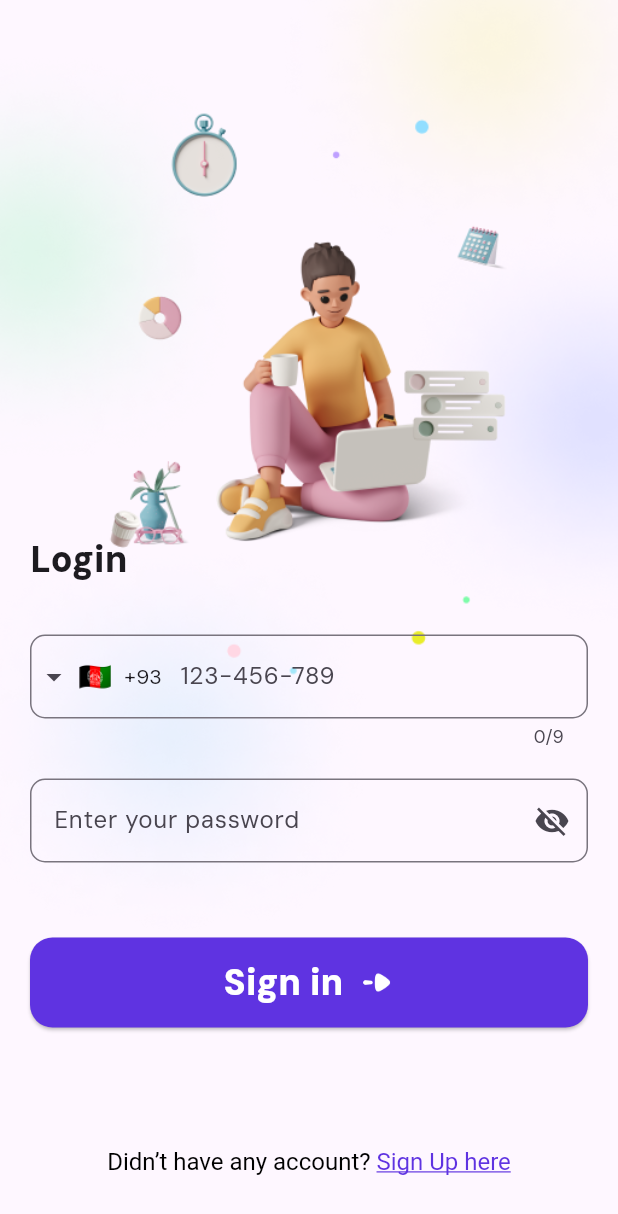
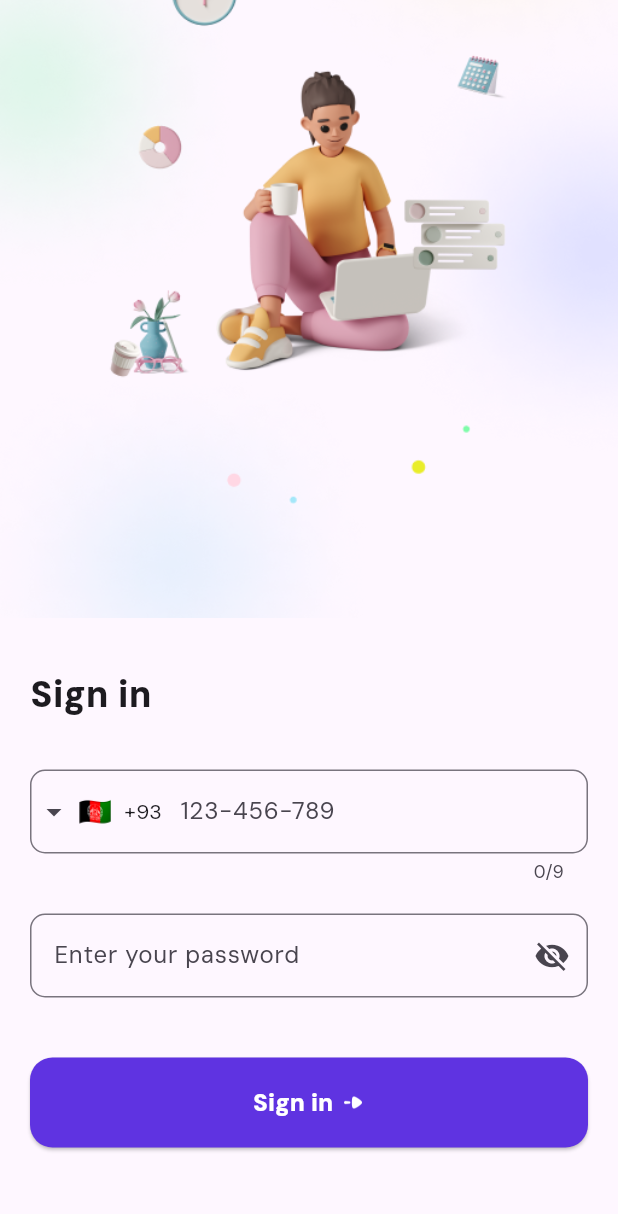
Before and after one commit to saied-rahimi/tasky-task_manager, a Flutter app: the screen it shows after launch, after a tap on "Let’s Start", on a phone screen of 412 x 824 dp. Shown: the top 1214 px of the screen. Run offline on Flutter 3.47's test engine with Material 3 defaults, Android fonts, the phone set to English and light mode, and no system bars; drawn by our look-alikes of intl_phone_field.

Commit message:
sigin page ui completed

```diff
--- a/lib/core/widgets/text_widgts.dart
+++ b/lib/core/widgets/text_widgts.dart
@@ -1,7 +1,7 @@
 import 'package:flutter/material.dart';
 
-class TitleText extends StatelessWidget {
-  const TitleText({
+class MediumTitleText extends StatelessWidget {
+  const MediumTitleText({
     required this.text,
     required this.align,
     this.style,
@@ -26,4 +26,30 @@ class TitleText extends StatelessWidget {
           ),
     );
   }
+}class SmallTitleText extends StatelessWidget {
+  const SmallTitleText({
+    required this.text,
+    required this.align,
+    this.style,
+    this.textColor,
+    super.key,
+  });
+  final String text;
+  final TextAlign align;
+  final TextStyle? style;
+  final Color? textColor;
+  @override
+  Widget build(BuildContext context) {
+    return Text(
+      text,
+      textAlign: align,
+      style: style ??
+           TextStyle(
+            color: textColor,
+            height: 1.7,
+            fontWeight: FontWeight.w900,
+            fontSize: 16,
+          ),
+    );
+  }
 }
--- a/lib/login/ui/welcome_screen.dart
+++ b/lib/login/ui/welcome_screen.dart
@@ -1,6 +1,8 @@
 import 'package:flutter/gestures.dart';
 import 'package:flutter/material.dart';
 import 'package:intl_phone_field/intl_phone_field.dart';
+import 'package:todo_app/core/widgets/drop_down.dart';
+import 'package:todo_app/core/widgets/text_field.dart';
 import 'dart:math' as math;
 import '../../core/widgets/text_widgts.dart';
 
@@ -15,7 +17,7 @@ class CustomButton extends StatelessWidget {
   @override
   Widget build(BuildContext context) {
     return Padding(
-      padding: const EdgeInsets.symmetric(vertical: 40),
+      padding: const EdgeInsets.symmetric(vertical: 30),
       child: ElevatedButton(
         style: ElevatedButton.styleFrom(
           backgroundColor: Theme.of(context).primaryColor, // Set the primary color
@@ -42,11 +44,36 @@ class _WelcomeScreenState extends State<WelcomeScreen> with WidgetsBindingObserv
   final PageController controller = PageController();
   bool _keyboardVisible = false;
   bool _isRegsterPage = false;
-
+  final List<Map<String, dynamic>> mData = [
+    {'liable': 'Name', 'hint': 'Enter your name', 'type': 'textInput', 'keyboardType': 'text'},
+    {'liable': 'Phone Number', 'hint': 'Enter your Phone Number', 'type': 'textInput', 'keyboardType': 'phoneNum'},
+    {'liable': 'Year of experience', 'hint': 'Enter your experience', 'type': 'textInput', 'keyboardType': 'int'},
+    {
+      'hint': 'Select Experience Level',
+      'type': 'select',
+      'experienceLevels': ['Beginner', 'Intermediate', 'Advanced', 'Expert'],
+    },
+    {'liable': 'Address', 'hint': 'Enter your address', 'type': 'textInput', 'keyboardType': 'text'},
+    {'liable': 'Password', 'hint': 'Enter your password', 'type': 'textInput', 'keyboardType': 'password'},
+  ];
+  var _pageIndex = 0;
+  final List<String> experienceLevels = ['Beginner', 'Intermediate', 'Advanced', 'Expert'];
+  String? selectedLevel;
+  List<TextEditingController> textControllerList = [];
+  late TextEditingController phoneController;
+  late TextEditingController passwordController;
   @override
   void initState() {
     super.initState();
     WidgetsBinding.instance.addObserver(this); // Add the observer
+    phoneController = TextEditingController();
+    passwordController = TextEditingController();
+    List.generate(
+      mData.length,
+      (index) => textControllerList.add(
+        TextEditingController(),
+      ),
+    );
   }
 
   @override
@@ -72,39 +99,59 @@ class _WelcomeScreenState extends State<WelcomeScreen> with WidgetsBindingObserv
     final screenSize = MediaQuery.of(context).size;
 
     return Scaffold(
-      body: Stack(
-        children: [
-          AnimatedPositioned(
-            duration: const Duration(milliseconds: 300),
-            top: _keyboardVisible ? -screenSize.height * 0.2 : 0, // Adjust the value based on your needs
-            left: 0,
-            right: 0,
-            child: Image.asset(
+      body: CustomScrollView(
+        physics: _pageIndex == 0 ? const NeverScrollableScrollPhysics() : null,
+        slivers: [
+          SliverAppBar(
+            expandedHeight: screenSize.height * 0.5, // Adjust as needed
+            flexibleSpace: LayoutBuilder(
+              builder: (BuildContext context, BoxConstraints constraints) {
+                return FlexibleSpaceBar(
+                  background: Image.asset(
                     'assets/art.png',
-              width: screenSize.width,
-              fit: BoxFit.fitWidth,
+                    fit: BoxFit.cover,
+                  ),
+                );
+              },
             ),
           ),
-          PageView.builder(
+          SliverFillRemaining(
+            fillOverscroll: true,
+            child: Padding(
+              padding: const EdgeInsets.symmetric(vertical: 30),
+              child: PageView.builder(
+                physics: const NeverScrollableScrollPhysics(),
+                onPageChanged: (page) {
+                  setState(() {
+                    _pageIndex = page;
+                  });
+                },
                 controller: controller,
                 itemCount: 2,
                 itemBuilder: (context, index) {
+                  Widget mWidget = Container();
                   if (index == 0) {
-                return welcome(context, controller);
+                    mWidget = welcome(context, controller);
                   } else {
-                return _isRegsterPage
-                    ? signUp(context, controller, onTap: () {
+                    _isRegsterPage
+                        ? mWidget = signUp(context, controller, onTap: () {
                             setState(() {
                               _isRegsterPage = false;
                             });
                           })
-                    : signIn(context, controller, onTap: () {
+                        : mWidget = signIn(context, controller, onTap: () {
                             setState(() {
                               _isRegsterPage = true;
                             });
                           });
                   }
+                  return SingleChildScrollView(
+                    physics: const NeverScrollableScrollPhysics(),
+                    child: mWidget,
+                  );
                 },
+              ),
+            ),
           ),
         ],
       ),
@@ -112,70 +159,56 @@ class _WelcomeScreenState extends State<WelcomeScreen> with WidgetsBindingObserv
   }
 
   Padding signUp(BuildContext context, PageController controller, {required VoidCallback onTap}) {
-    final mData = [
-      {'liable': 'Name', 'placeHolder': 'Enter your name', 'type': 'text'}
-    ];
     return Padding(
       padding: const EdgeInsets.symmetric(horizontal: 20),
       child: Column(
         crossAxisAlignment: CrossAxisAlignment.stretch,
         mainAxisAlignment: MainAxisAlignment.end,
         children: [
-          const TitleText(
+          const MediumTitleText(
             text: 'Sign up',
             align: TextAlign.start,
           ),
           const SizedBox(
             height: 20,
           ),
-          // const Padding(
-          //   padding: EdgeInsets.symmetric(vertical: 10),
-          //   child: IntlPhoneField(
-          //     decoration: InputDecoration(
-          //       labelText: '123-456-789',
-          //       border: OutlineInputBorder(
-          //         borderSide: BorderSide(),
-          //         borderRadius: BorderRadius.all(Radius.circular(10)),
-          //       ),
-          //     ),
-          //     initialCountryCode: 'AF',
-          //   ),
-          // ),
-          // Padding(
-          //   padding: const EdgeInsets.symmetric(vertical: 10),
-          //   child: TextFormField(
-          //     obscureText: _keyboardVisible, // Toggle text visibility
-          //     decoration: InputDecoration(
-          //       labelText: 'Enter your password',
-          //       border: OutlineInputBorder(
-          //         borderSide: const BorderSide(),
-          //         borderRadius: BorderRadius.circular(10),
-          //       ),
-          //       suffixIcon: IconButton(
-          //         icon: Icon(_keyboardVisible ? Icons.visibility : Icons.visibility_off),
-          //         onPressed: () {
-          //           setState(() {
-          //             _keyboardVisible = !_keyboardVisible; // Toggle text visibility on button press
-          //           });
-          //         },
-          //       ),
-          //     ),
-          //   ),
-          // ),
+          SizedBox(
+            height: 450,
+            child: ListView.builder(
+              physics: const NeverScrollableScrollPhysics(),
+              itemCount: mData.length,
+              itemBuilder: (context, index) {
+                if (mData[index]['type'] == 'select') {
+                  return DropDown(
+                    hintText: mData[index]['hint'],
+                    levelList: mData[index]['experienceLevels'],
+                    onChanged: (value) {
+                      setState(() {
+                        selectedLevel = value!;
+                      });
+                    },
+                    selectedLevel: selectedLevel,
+                  );
+                } else {
+                  return TextInput(data: mData[index], controller: textControllerList[index]);
+                }
+              },
+            ),
+          ),
           CustomButton(
             child: Row(
               mainAxisAlignment: MainAxisAlignment.center,
               children: [
-                const TitleText(text: 'Sign in', textColor: Colors.white, align: TextAlign.center),
+                const SmallTitleText(text: 'Sign up', textColor: Colors.white, align: TextAlign.center),
                 const SizedBox(
-                  width: 10,
+                  width: 5,
                 ),
                 Transform.rotate(
                   angle: math.pi,
                   child: Image.asset(
                     'assets/icons/arrwo_left.png',
                     color: Colors.white,
-                    height: 24,
+                    height: 16,
                   ),
                 ),
               ],
@@ -188,30 +221,27 @@ class _WelcomeScreenState extends State<WelcomeScreen> with WidgetsBindingObserv
               );
             },
           ),
-          Padding(
-            padding: const EdgeInsets.symmetric(vertical: 40),
-            child: RichText(
+          RichText(
             textAlign: TextAlign.center,
             text: TextSpan(
-                text: 'Didn’t have any account? ',
+              text: 'Already have any account?  ',
               style: const TextStyle(
                 fontSize: 16,
                 color: Colors.black,
-                  fontWeight: FontWeight.w400,
+                fontWeight: FontWeight.w500,
               ),
               children: [
                 TextSpan(
-                    text: 'Sign Up here',
+                  text: 'Sign in',
                   style: TextStyle(
                     color: Theme.of(context).primaryColor, // Set the color to the primary color
                     decoration: TextDecoration.underline, // Underline the text
                     fontSize: 16,
-                      fontWeight: FontWeight.w400,
+                    fontWeight: FontWeight.w500,
                   ),
                   recognizer: TapGestureRecognizer()..onTap = onTap,
                 ),
               ],
-              ),
             ),
           ),
         ],
@@ -226,8 +256,8 @@ class _WelcomeScreenState extends State<WelcomeScreen> with WidgetsBindingObserv
         crossAxisAlignment: CrossAxisAlignment.stretch,
         mainAxisAlignment: MainAxisAlignment.end,
         children: [
-          const TitleText(
-            text: 'Login',
+          const MediumTitleText(
+            text: 'Sign in',
             align: TextAlign.start,
           ),
           const SizedBox(
@@ -236,6 +266,7 @@ class _WelcomeScreenState extends State<WelcomeScreen> with WidgetsBindingObserv
           Padding(
             padding: const EdgeInsets.symmetric(vertical: 10),
             child: IntlPhoneField(
+              controller: phoneController,
               decoration: const InputDecoration(
                 labelText: '123-456-789',
                 border: OutlineInputBorder(
@@ -244,17 +275,17 @@ class _WelcomeScreenState extends State<WelcomeScreen> with WidgetsBindingObserv
                 ),
               ),
               initialCountryCode: 'AF',
-              onChanged: (phone) {},
             ),
           ),
           Padding(
             padding: const EdgeInsets.symmetric(vertical: 10),
             child: TextFormField(
+              controller: passwordController,
               obscureText: _keyboardVisible, // Toggle text visibility
               decoration: InputDecoration(
                 labelText: 'Enter your password',
                 border: OutlineInputBorder(
-                  borderSide: BorderSide(),
+                  borderSide: const BorderSide(),
                   borderRadius: BorderRadius.circular(10),
                 ),
                 suffixIcon: IconButton(
@@ -272,16 +303,16 @@ class _WelcomeScreenState extends State<WelcomeScreen> with WidgetsBindingObserv
             child: Row(
               mainAxisAlignment: MainAxisAlignment.center,
               children: [
-                const TitleText(text: 'Sign in', textColor: Colors.white, align: TextAlign.center),
+                const SmallTitleText(text: 'Sign in', textColor: Colors.white, align: TextAlign.center),
                 const SizedBox(
-                  width: 10,
+                  width: 5,
                 ),
                 Transform.rotate(
                   angle: math.pi,
                   child: Image.asset(
                     'assets/icons/arrwo_left.png',
                     color: Colors.white,
-                    height: 24,
+                    height: 16,
                   ),
                 ),
               ],
@@ -294,16 +325,14 @@ class _WelcomeScreenState extends State<WelcomeScreen> with WidgetsBindingObserv
               );
             },
           ),
-          Padding(
-            padding: const EdgeInsets.symmetric(vertical: 40),
-            child: RichText(
+          RichText(
             textAlign: TextAlign.center,
             text: TextSpan(
               text: 'Didn’t have any account? ',
               style: const TextStyle(
                 fontSize: 16,
                 color: Colors.black,
-                  fontWeight: FontWeight.w400,
+                fontWeight: FontWeight.w500,
               ),
               children: [
                 TextSpan(
@@ -312,12 +341,11 @@ class _WelcomeScreenState extends State<WelcomeScreen> with WidgetsBindingObserv
                     color: Theme.of(context).primaryColor, // Set the color to the primary color
                     decoration: TextDecoration.underline, // Underline the text
                     fontSize: 16,
-                      fontWeight: FontWeight.w400,
+                    fontWeight: FontWeight.w500,
                   ),
                   recognizer: TapGestureRecognizer()..onTap = onTap,
                 ),
               ],
-              ),
             ),
           ),
         ],
@@ -330,7 +358,7 @@ class _WelcomeScreenState extends State<WelcomeScreen> with WidgetsBindingObserv
       crossAxisAlignment: CrossAxisAlignment.stretch,
       mainAxisAlignment: MainAxisAlignment.end,
       children: [
-        const TitleText(text: 'Task Management & \nTo-Do List', align: TextAlign.center),
+        const MediumTitleText(text: 'Task Management & \nTo-Do List', align: TextAlign.center),
         const Padding(
           padding: EdgeInsets.symmetric(vertical: 20),
           child: Text(
```
Also changed, not shown: lib/core/widgets/drop_down.dart (added, +41 -0 lines), lib/core/widgets/text_field.dart (+9 -8 lines). Lines whose indentation alone changed are shown as unchanged.
